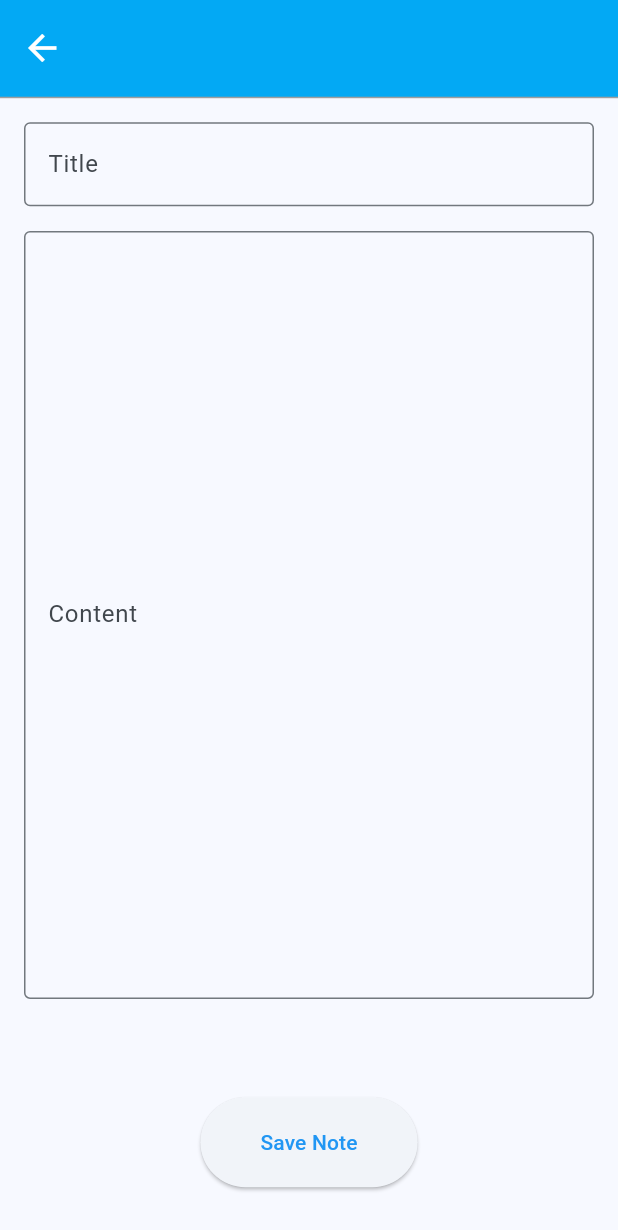
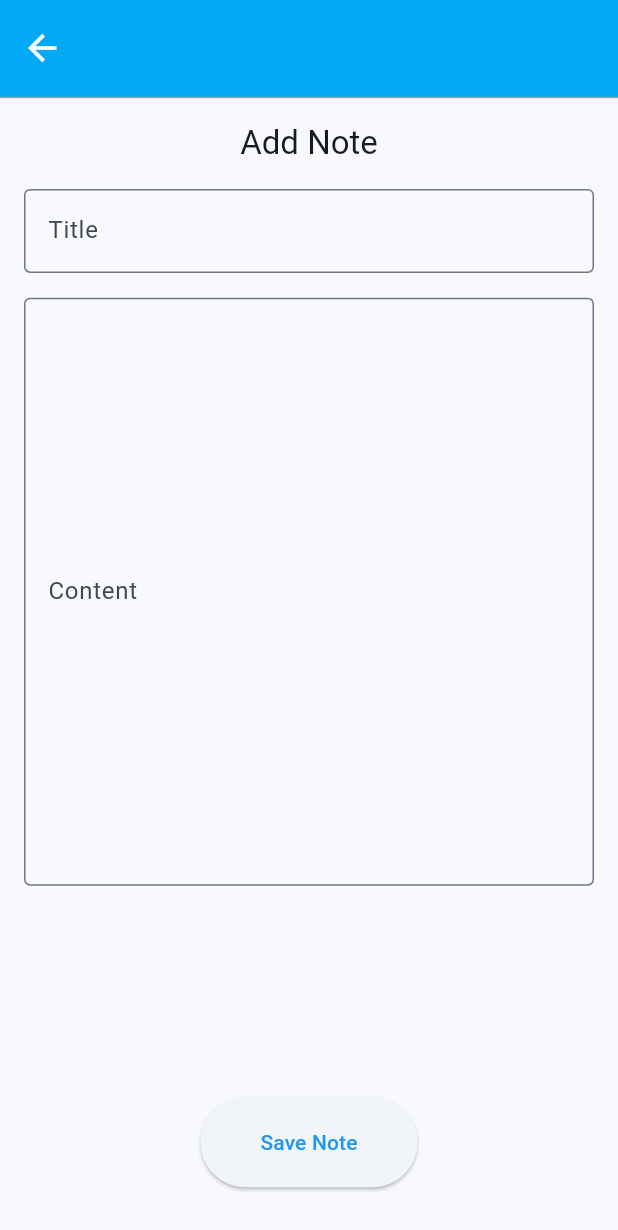
Before and after one commit to Exetria/UAS-AMBW-2024, a Flutter app: the Home screen opened directly, after a tap on the "add" icon, on a phone screen of 412 x 824 dp. Shown: the top 1230 px of the screen. Run offline on Flutter 3.47's test engine with Material 3 defaults, Android fonts, the light colour scheme and no system bars; our stand-ins replace hive_flutter; accounts and stored records are empty.

Commit message:
Edit Note & Delete Note

```diff
--- a/uas_ambw/lib/add_note.dart
+++ b/uas_ambw/lib/add_note.dart
@@ -25,8 +25,9 @@ class _AddNote extends State<AddNote> {
     }
 
     final int nextId = idBox.get(0);
+    final DateTime date = DateTime.now();
 
-    box.put(nextId, [titleController.text, contentController.text, DateTime.now(), contentController.text, DateTime.now()]);
+    box.put(nextId, [titleController.text, contentController.text, date, date, nextId]);
     idBox.put(0, nextId+1);
 
     Navigator.pushReplacement(
@@ -53,6 +54,12 @@ class _AddNote extends State<AddNote> {
           children: [
             Column(
               children: [
+                Center(
+                  child: Text("Add Note", style: Theme.of(context).textTheme.titleLarge,),
+                ),
+                SizedBox(
+                  height: MediaQuery.of(context).size.height * 0.02,
+                ),
                 TextField(
                   controller: titleController,
                   decoration: InputDecoration(
@@ -69,7 +76,7 @@ class _AddNote extends State<AddNote> {
                     labelText: 'Content',
                     border: OutlineInputBorder(),
                   ),
-                  maxLines: 20,
+                  maxLines: 15,
                 ),
               ],
             ),
--- a/uas_ambw/lib/home.dart
+++ b/uas_ambw/lib/home.dart
@@ -18,6 +18,7 @@ class _HomeState extends State<Home> {
   void initState() {
     super.initState();
     notesBox = Hive.box('notes');
+    // notesBox.clear();
   }
 
   @override
@@ -28,7 +29,7 @@ class _HomeState extends State<Home> {
         preferredSize:
             Size.fromHeight(MediaQuery.of(context).size.height * 0.1),
         child: Container(
-          decoration: const BoxDecoration(
+          decoration: BoxDecoration(
             color: Colors.lightBlue,
             border: Border(
               bottom: BorderSide(
@@ -39,8 +40,9 @@ class _HomeState extends State<Home> {
           ),
           child: Padding(
             padding: EdgeInsets.symmetric(
-                horizontal: MediaQuery.of(context).size.width * 0.01,
-                vertical: MediaQuery.of(context).size.height * 0.01),
+              horizontal: MediaQuery.of(context).size.width * 0.01,
+              vertical: MediaQuery.of(context).size.height * 0.01,
+            ),
             child: Row(
               mainAxisAlignment: MainAxisAlignment.spaceBetween,
               children: [
@@ -48,7 +50,7 @@ class _HomeState extends State<Home> {
                   'My Notes',
                   style: TextStyle(
                     color: Colors.white,
-                    fontSize: 28.0,
+                    fontSize: MediaQuery.of(context).size.width * 0.02,
                     fontWeight: FontWeight.bold,
                   ),
                 ),
@@ -58,8 +60,10 @@ class _HomeState extends State<Home> {
                     color: Colors.white,
                   ),
                   onPressed: () {
-                    Navigator.pushReplacement(context,
-                        MaterialPageRoute(builder: (context) => Settings()));
+                    Navigator.pushReplacement(
+                      context,
+                      MaterialPageRoute(builder: (context) => Settings()),
+                    );
                   },
                 ),
               ],
@@ -72,15 +76,23 @@ class _HomeState extends State<Home> {
         builder: (context, Box box, _) {
           if (box.isEmpty) {
             return Center(
-              child: Text('No notes available.'),
+              child: Text('No notes yet'),
             );
           } else {
-            return ListView.builder(
+            return GridView.builder(
+              gridDelegate: SliverGridDelegateWithFixedCrossAxisCount(
+                crossAxisCount: 5, // Number of columns
+                crossAxisSpacing: MediaQuery.of(context).size.width * 0.02,
+                mainAxisSpacing: MediaQuery.of(context).size.height * 0.02,
+                childAspectRatio:
+                    1.0, // Adjust as needed for your card dimensions
+              ),
+              padding: EdgeInsets.all(MediaQuery.of(context).size.width * 0.03),
               itemCount: box.length,
               itemBuilder: (context, index) {
                 final key = box.keyAt(index) as int;
                 final note = box.get(key) as List;
-                return noteCard(context, note[0], note[1]);
+                return noteCard(context, note);
               },
             );
           }
@@ -94,7 +106,7 @@ class _HomeState extends State<Home> {
           );
         },
         tooltip: 'Add Note',
-        child: const Icon(Icons.add),
+        child: Icon(Icons.add),
       ),
     );
   }
--- a/uas_ambw/lib/layouts/note.dart
+++ b/uas_ambw/lib/layouts/note.dart
@@ -1,7 +1,20 @@
 import 'package:flutter/material.dart';
+import 'package:intl/intl.dart';
+import 'package:uas_ambw/edit_note.dart';
 
-Card noteCard(BuildContext context, String title, String content) {
-  return Card(
+GestureDetector noteCard(BuildContext context, note) {
+  final DateFormat formatter = DateFormat('yyyy-MM-dd HH:mm');
+
+  String formatDate(DateTime target) {
+    return formatter.format(target);
+  }
+
+  return GestureDetector(
+    onTap: () {
+      Navigator.pushReplacement(context,
+          MaterialPageRoute(builder: (context) => EditNote(note: note)));
+    },
+    child: Card(
       margin: EdgeInsets.all(8.0),
       child: Padding(
         padding: const EdgeInsets.all(16.0),
@@ -9,16 +22,32 @@ Card noteCard(BuildContext context, String title, String content) {
           crossAxisAlignment: CrossAxisAlignment.start,
           children: [
             Text(
-            title,
-            style: Theme.of(context).textTheme.headline6,
+              note[0],
+              style: Theme.of(context).textTheme.titleMedium,
+              maxLines: 1,
+            ),
+            SizedBox(height: 8.0),
+            Row(
+              children: [
+                Text(
+                  "Last Updated: ",
+                  style: Theme.of(context).textTheme.bodySmall,
+                ),
+                Text(
+                  formatDate(note[3]),
+                  style: Theme.of(context).textTheme.bodySmall,
+                ),
+              ],
             ),
             SizedBox(height: 8.0),
             Text(
-            content,
-            style: Theme.of(context).textTheme.bodyText2,
+              note[1],
+              style: Theme.of(context).textTheme.bodyMedium,
+              maxLines: 5,
             ),
           ],
         ),
       ),
+    ),
   );
 }
--- a/uas_ambw/lib/login.dart
+++ b/uas_ambw/lib/login.dart
@@ -149,9 +149,7 @@ class _LoginPage extends State<LoginPage> {
                           height: MediaQuery.of(context).size.width * 0.03),
                       ElevatedButton(
                         onPressed: () {
-              //             checkPin(context);
-                          Navigator.pushReplacement(
-              context, MaterialPageRoute(builder: (context) => Home()));
+                          checkPin(context);
                         },
                         child: Text('Login'),
                       ),
--- a/uas_ambw/pubspec.yaml
+++ b/uas_ambw/pubspec.yaml
@@ -30,6 +30,7 @@ environment:
 dependencies:
   flutter:
     sdk: flutter
+  intl: ^0.17.0
 
   cupertino_icons: ^1.0.2
   hive: ^2.2.3
```
Also changed, not shown: uas_ambw/lib/edit_note.dart (+90 -17 lines), uas_ambw/pubspec.lock. Lines whose indentation alone changed are shown as unchanged.
